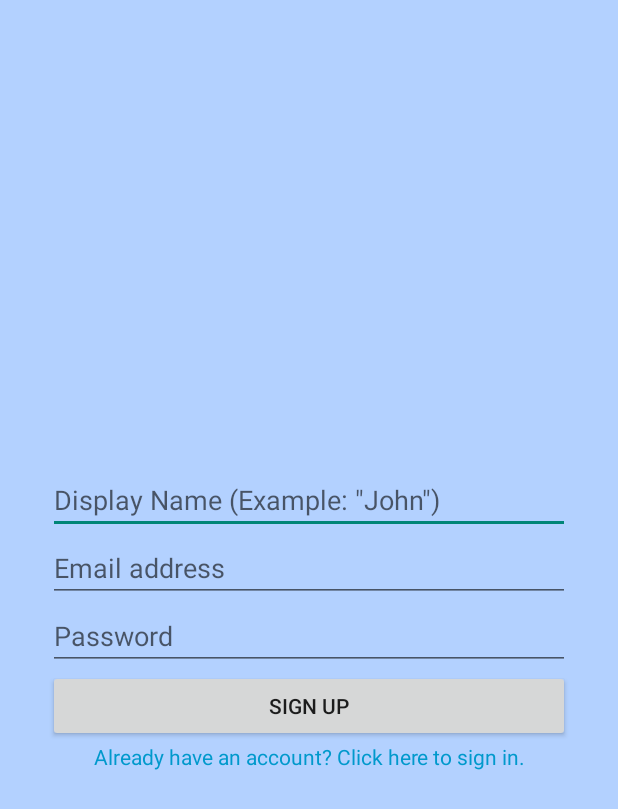
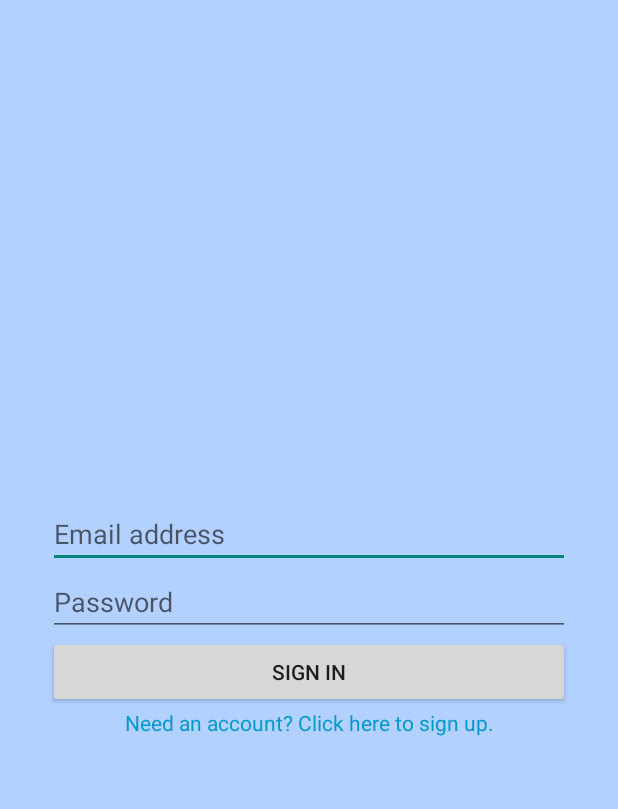
Before and after one commit to MatthewTimmons/UpcomingEventsApp, an Android app: the screen it shows after launch (AuthorizeUserActivity), on a phone screen of 412 x 824 dp. Shown: the top 809 px of the screen. Run offline under Robolectric (Android 15) with nearby library versions, the light colour scheme and no system bars; our stand-ins replace Firebase (no records; nobody signed in at launch, a user with empty details on screens opened directly); libraries missing offline, so code that uses them is left out: com.firebase.ui.

Commit message:
Adds AlertDialog to confirm user wants to sign out when clicking the sign out button. Switches fragments in AuthorizationActivity, so it loads blue sign in screen with a link to with to a green sign up screen. Fixes glitch where immediately after signing out from the nav drawer, the user could hit the back button and access their main activity again. Centers sign in fragment view items. Adds the ability to edit current user’s display name by long-clicking on their display name in ProfileViewActivity.

```diff
--- a/app/src/main/java/com/matthewtimmons/upcomingeventsapp/authorization/AuthorizeUserActivity.java
+++ b/app/src/main/java/com/matthewtimmons/upcomingeventsapp/authorization/AuthorizeUserActivity.java
@@ -5,6 +5,7 @@ import android.content.Intent;
 import android.os.Bundle;
 import android.support.annotation.NonNull;
 import android.support.annotation.Nullable;
+import android.support.constraint.ConstraintLayout;
 import android.support.v4.app.Fragment;
 import android.support.v7.app.AppCompatActivity;
 import android.widget.EditText;
@@ -29,6 +30,7 @@ import java.util.List;
 
 public class AuthorizeUserActivity extends AppCompatActivity {
     FirebaseAuth firebaseAuth;
+    ConstraintLayout activityConstraintLayout;
 
     FirebaseAuth.AuthStateListener mAuthListener = new FirebaseAuth.AuthStateListener() {
         @Override
@@ -49,8 +51,13 @@ public class AuthorizeUserActivity extends AppCompatActivity {
                 startActivity(intent);
         }
 
-        Fragment signUpFragment = new SignUpFragment();
-        getSupportFragmentManager().beginTransaction().add(R.id.authorization_fragment_container, signUpFragment).commit();
+        activityConstraintLayout = findViewById(R.id.authorization_activity);
+
+//        Fragment signUpFragment = new SignUpFragment();
+//        getSupportFragmentManager().beginTransaction().add(R.id.authorization_fragment_container, signUpFragment).commit();
+
+        Fragment signInFragment = new SignInFragment();
+        getSupportFragmentManager().beginTransaction().add(R.id.authorization_fragment_container, signInFragment).commit();
     }
 
     @Override
--- a/app/src/main/java/com/matthewtimmons/upcomingeventsapp/authorization/SignInFragment.java
+++ b/app/src/main/java/com/matthewtimmons/upcomingeventsapp/authorization/SignInFragment.java
@@ -51,6 +51,7 @@ public class SignInFragment extends Fragment {
         super.onViewCreated(view, savedInstanceState);
         firebaseAuth = FirebaseAuth.getInstance();
 
+        getActivity().findViewById(R.id.authorization_activity).setBackgroundColor(getResources().getColor(R.color.pastel_blue));
         emailEditTextView = view.findViewById(R.id.sign_in_email_edittext);
         passwordEditTextView = view.findViewById(R.id.sign_in_password_edittext);
         signInButton = view.findViewById(R.id.sign_in_button);
--- a/app/src/main/java/com/matthewtimmons/upcomingeventsapp/authorization/SignUpFragment.java
+++ b/app/src/main/java/com/matthewtimmons/upcomingeventsapp/authorization/SignUpFragment.java
@@ -53,6 +53,7 @@ public class SignUpFragment extends Fragment {
     public void onViewCreated(@NonNull View view, @Nullable Bundle savedInstanceState) {
         super.onViewCreated(view, savedInstanceState);
         firebaseAuth = FirebaseAuth.getInstance();
+        getActivity().findViewById(R.id.authorization_activity).setBackgroundColor(getResources().getColor(R.color.pastel_green));
         displayNameEditTextView = view.findViewById(R.id.sign_up_displayname_edittext);
         emailEditTextView = view.findViewById(R.id.sign_up_email_edittext);
         passwordEditTextView = view.findViewById(R.id.sign_up_password_edittext);
--- a/app/src/main/res/layout/activity_authorize.xml
+++ b/app/src/main/res/layout/activity_authorize.xml
@@ -3,6 +3,7 @@
     xmlns:android="http://schemas.android.com/apk/res/android"
     xmlns:app="http://schemas.android.com/apk/res-auto"
     xmlns:tools="http://schemas.android.com/tools"
+    android:id="@+id/authorization_activity"
     android:layout_width="match_parent"
     android:layout_height="match_parent"
     android:paddingLeft="32dp"
--- a/app/src/main/res/layout/fragment_sign_in.xml
+++ b/app/src/main/res/layout/fragment_sign_in.xml
@@ -1,48 +1,48 @@
 <?xml version="1.0" encoding="utf-8"?>
-<android.support.constraint.ConstraintLayout
-    xmlns:android="http://schemas.android.com/apk/res/android"
+<android.support.constraint.ConstraintLayout xmlns:android="http://schemas.android.com/apk/res/android"
     xmlns:app="http://schemas.android.com/apk/res-auto"
+    xmlns:tools="http://schemas.android.com/tools"
     android:layout_width="match_parent"
-    android:layout_height="match_parent">
+    android:layout_height="match_parent"
+    tools:layout_editor_absoluteY="25dp">
 
     <EditText
         android:id="@+id/sign_in_email_edittext"
+        android:layout_width="match_parent"
         android:layout_height="wrap_content"
-        android:layout_width="match_parent"
+        android:hint="Email address"
         android:inputType="textEmailAddress"
-        android:hint="Email address"
+        app:layout_constraintBottom_toTopOf="@+id/sign_in_password_edittext"
         app:layout_constraintTop_toTopOf="parent"
-        app:layout_constraintBottom_toBottomOf="parent"
-        />
+        app:layout_constraintVertical_chainStyle="packed" />
 
     <EditText
         android:id="@+id/sign_in_password_edittext"
+        android:layout_width="match_parent"
         android:layout_height="wrap_content"
-        android:layout_width="match_parent"
+        android:hint="Password"
         android:inputType="textPassword"
-        android:hint="Password"
-        app:layout_constraintTop_toBottomOf="@id/sign_in_email_edittext"/>
+        app:layout_constraintBottom_toTopOf="@+id/sign_in_button"
+        app:layout_constraintTop_toBottomOf="@+id/sign_in_email_edittext" />
 
     <Button
         android:id="@+id/sign_in_button"
+        android:layout_width="match_parent"
         android:layout_height="wrap_content"
-        android:layout_width="match_parent"
         android:text="Sign in"
-        app:layout_constraintStart_toStartOf="parent"
-        app:layout_constraintEnd_toEndOf="parent"
-        app:layout_constraintTop_toBottomOf="@id/sign_in_password_edittext"
-        />
+        app:layout_constraintBottom_toTopOf="@+id/sign_up_link"
+        app:layout_constraintTop_toBottomOf="@+id/sign_in_password_edittext" />
 
 
     <TextView
         android:id="@+id/sign_up_link"
+        android:layout_width="match_parent"
         android:layout_height="wrap_content"
-        android:layout_width="match_parent"
+        android:gravity="center"
         android:text="Need an account? Click here to sign up."
         android:textColor="@android:color/holo_blue_dark"
-        android:gravity="center"
-        app:layout_constraintTop_toBottomOf="@id/sign_in_button"
-        />
+        app:layout_constraintBottom_toBottomOf="parent"
+        app:layout_constraintTop_toBottomOf="@+id/sign_in_button" />
 
 
 </android.support.constraint.ConstraintLayout>
```
Also changed, not shown: app/src/main/java/com/matthewtimmons/upcomingeventsapp/activities/MainActivity.java (+32 -3 lines), app/src/main/java/com/matthewtimmons/upcomingeventsapp/activities/ProfileViewActivity.java (+62 -27 lines), app/src/main/res/layout/dialog_confirm.xml (added, +49 -0 lines).
